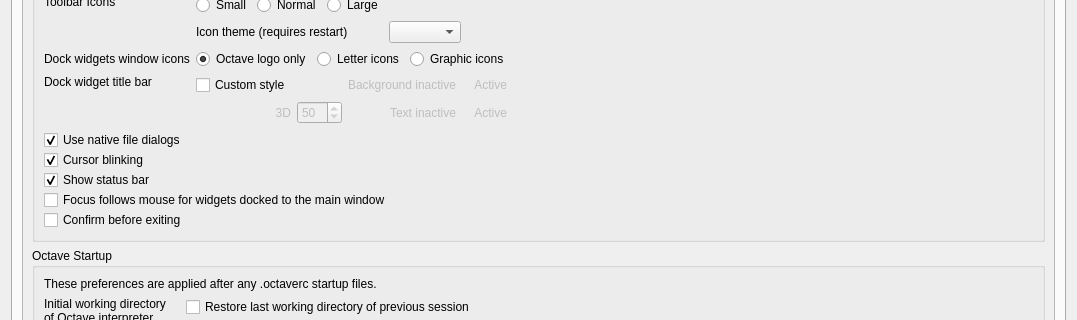
First picture: the form in libgui/src/settings-dialog.ui, repository gnu-octave/octave, before the edit; both pictures show x 0 to 1077 and y 146 to 466 of the 1077 by 673 pixel window.
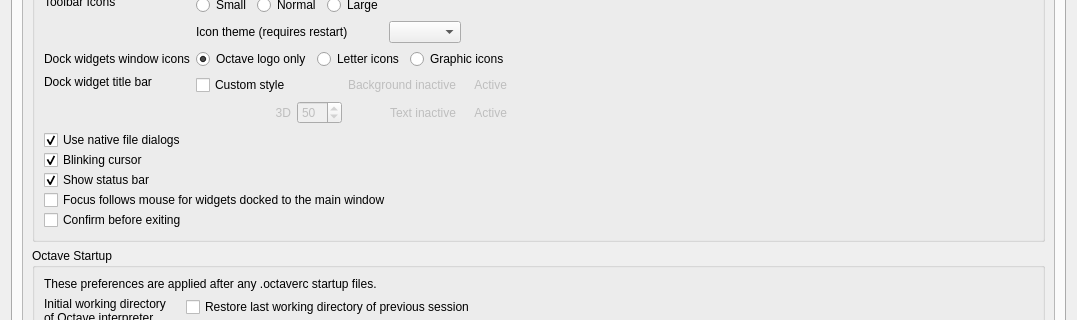
Second picture: the form after the edit. The open tabs and pages were chosen to show the change. Custom widgets are drawn as their Qt base class.

```diff
--- a/libgui/src/settings-dialog.ui
+++ b/libgui/src/settings-dialog.ui
@@ -454,7 +454,7 @@
                 <item>
                  <widget class="QCheckBox" name="cb_cursor_blinking">
                   <property name="text">
-                   <string>Cursor blinking</string>
+                   <string>Blinking cursor</string>
                   </property>
                   <property name="checked">
                    <bool>true</bool>
```
Left out of the diff: 2 changed lines with no effect on the pictures.
